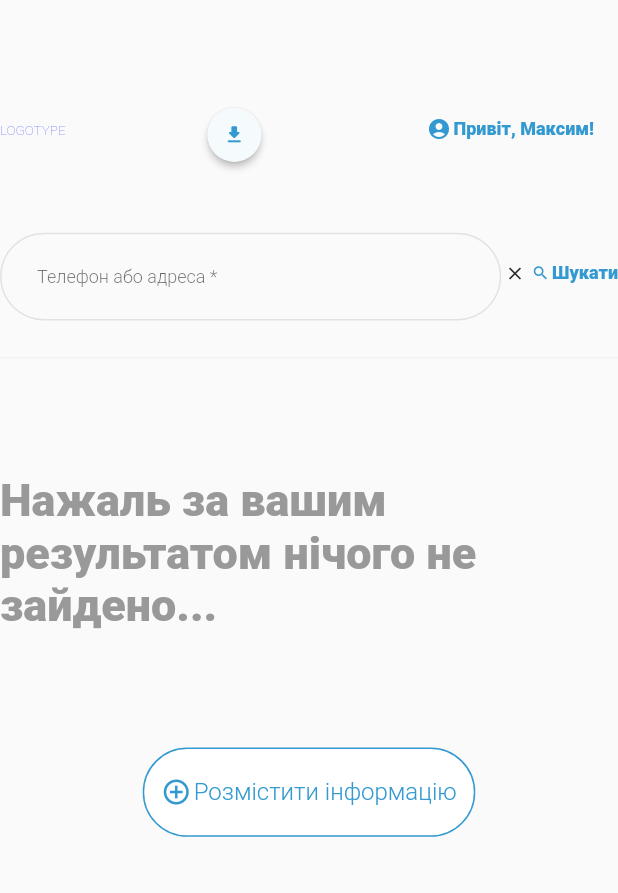
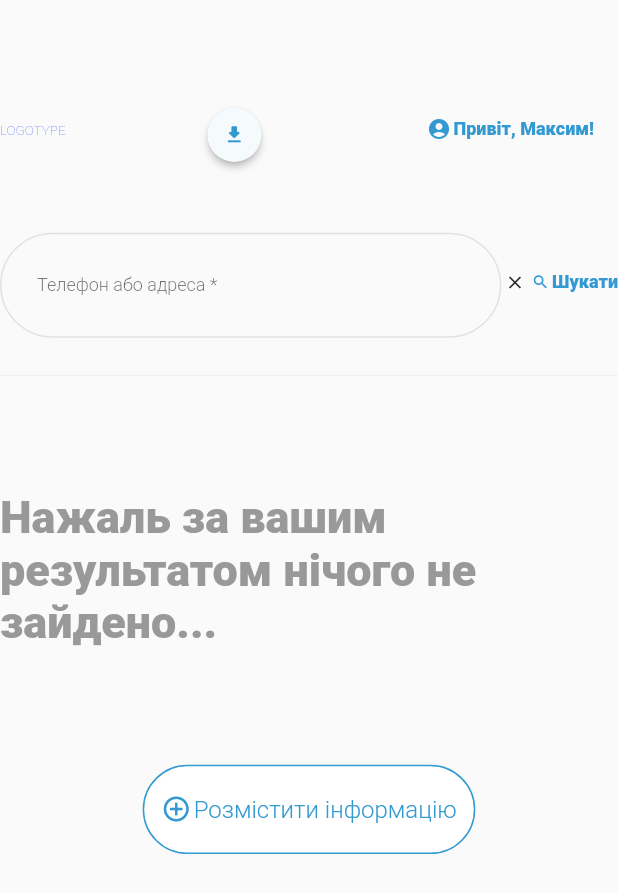
Before and after one commit to ga8ert/roomfind, a Flutter app: the NoSearchResultsPage screen opened by its route, on a phone screen of 412 x 824 dp. Shown: the top 893 px of the screen. Run offline on Flutter 3.47's test engine with Material 2 defaults, Android fonts, the light colour scheme and no system bars; missing offline and left inert: flutter_facebook_login.

Commit message:
fixed textfield

```diff
--- a/lib/ui/search_result/head_form/large_head_form.dart
+++ b/lib/ui/search_result/head_form/large_head_form.dart
@@ -101,7 +101,7 @@ class LargeHeadForm extends StatelessWidget {
               children: [
                 Expanded(
                   child: Container(
-                    padding: EdgeInsets.only(
+                    margin: EdgeInsets.only(
                       top: SizeConfig.blockSizeVertical * 5,
                     ),
                     child: TextField(
@@ -131,7 +131,7 @@ class LargeHeadForm extends StatelessWidget {
                         hintStyle: Styles.robotoW300Px12,
                         isDense: true,
                         contentPadding:
-                        EdgeInsets.symmetric(vertical: SizeConfig.blockSizeVertical * 2.7, horizontal: SizeConfig.blockSizeVertical * 3),
+                        EdgeInsets.symmetric(vertical:  28, horizontal: SizeConfig.blockSizeVertical * 3),
                       ),
                     ),
                   ),
--- a/lib/ui/search_result/head_form/medium_head_form.dart
+++ b/lib/ui/search_result/head_form/medium_head_form.dart
@@ -128,7 +128,7 @@ class MediumHeadForm extends StatelessWidget {
                       hintStyle: Styles.robotoW300Px12,
                       isDense: true,
                       contentPadding:
-                      EdgeInsets.symmetric(vertical: SizeConfig.blockSizeVertical * 2.7, horizontal: SizeConfig.blockSizeVertical * 3),
+                      EdgeInsets.symmetric(vertical: 28, horizontal: SizeConfig.blockSizeVertical * 3),
                     ),
                   ),
                 ),
--- a/lib/ui/search_result/head_form/small_head_form.dart
+++ b/lib/ui/search_result/head_form/small_head_form.dart
@@ -121,7 +121,7 @@ class SmallHeadForm extends StatelessWidget {
                           hintStyle: Styles.robotoW300Px12,
                           isDense: true,
                           contentPadding:
-                          EdgeInsets.symmetric(vertical: SizeConfig.blockSizeVertical * 2.7, horizontal: SizeConfig.blockSizeVertical * 3),
+                          EdgeInsets.symmetric(vertical: 28, horizontal: SizeConfig.blockSizeVertical * 3),
                         ),
                       ),
                     ),
```
